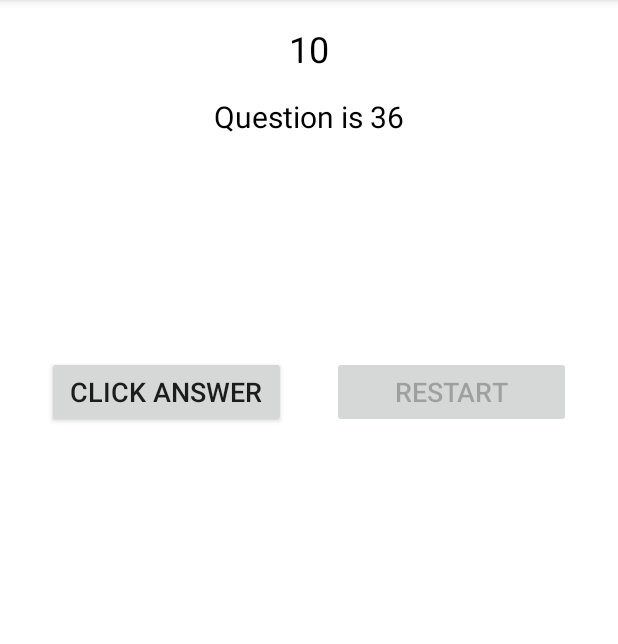
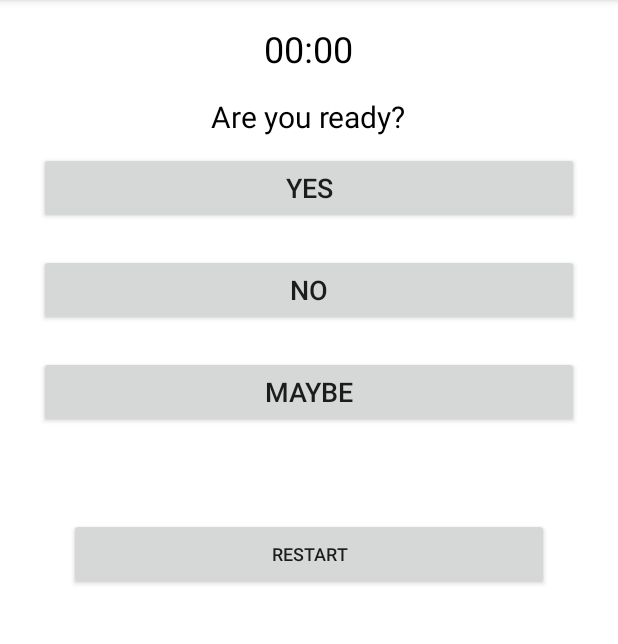
Before and after one commit to rojdes/QuizTest, an Android app: the screen it shows after launch (MainActivity), on a phone screen of 412 x 824 dp, the part 84-728 px from its top. Run offline under Robolectric (Android 15) with nearby library versions, the phone set to English and light mode, and no system bars; libraries missing offline, so code that uses them is left out: rx.android.schedulers, rx.schedulers; 3 statements that could not run were skipped.

Commit message:
updated activity xml, update presenter and add implement it to activity

```diff
--- a/app/src/main/java/com/usinformatic/rxexample/models/RoundResponse.java
+++ b/app/src/main/java/com/usinformatic/rxexample/models/RoundResponse.java
@@ -5,7 +5,9 @@ package com.usinformatic.rxexample.models;
  */
 public class RoundResponse {
 
-    public String userId;
+    //public String userId;
+
+    public Player player;
 
     public String roundId;
 
--- a/app/src/main/java/com/usinformatic/rxexample/repositories/RoundsRepository.java
+++ b/app/src/main/java/com/usinformatic/rxexample/repositories/RoundsRepository.java
@@ -4,6 +4,7 @@ import android.content.Context;
 
 import com.usinformatic.rxexample.models.Round;
 
+import java.util.ArrayList;
 import java.util.List;
 
 /**
@@ -28,8 +29,41 @@ public class RoundsRepository {
     }
 
     private List<Round> generateFakeRounds(){
+        List<Round> rounds= new ArrayList<>();
+        rounds.add(makeFirstRound());
+        rounds.add(makeSecondRound());
+        rounds.add(makeThirdRound());
+        return rounds;
+    }
 
-        return null;
+    private Round makeFirstRound(){
+        Round r = new Round();
+        r.id="1";
+        r.question="Are you ready?";
+        r.options= new String[]{"Yes", "No", "Maybe"};
+        r.rightOption=0;
+        r.timeOut=10000;
+         return r;
+    }
+
+    private Round makeSecondRound(){
+        Round r = new Round();
+        r.id="1";
+        r.question="Do yu really want to continue?";
+        r.options= new String[]{"Yes", "No", "Maybe"};
+        r.rightOption=2;
+        r.timeOut=8000;
+        return r;
+    }
+
+    private Round makeThirdRound(){
+        Round r = new Round();
+        r.id="1";
+        r.question="Ok finish";
+        r.options= new String[]{"Ok", "Wait", "Stop"};
+        r.rightOption=0;
+        r.timeOut=10000;
+        return r;
     }
 
 
--- a/app/src/main/java/com/usinformatic/rxexample/rx/CountDownTimerSubscriber.java
+++ b/app/src/main/java/com/usinformatic/rxexample/rx/CountDownTimerSubscriber.java
@@ -53,9 +53,11 @@ public abstract class CountDownTimerSubscriber extends Subscriber {
             throw new TimeEndedException();
         }
         else{
-            onAction(false, time);
+            time(time);
         }
     }
+
+    public abstract void time(long time);
 
     public abstract void onAction(boolean completed, Object o);
 
--- a/app/src/main/java/com/usinformatic/rxexample/ui/chat/ChatPresenter.java
+++ b/app/src/main/java/com/usinformatic/rxexample/ui/chat/ChatPresenter.java
@@ -1,11 +1,7 @@
 package com.usinformatic.rxexample.ui.chat;
 
 import android.content.Context;
-import android.util.Log;
-import android.view.View;
 
-import com.jakewharton.rxbinding.view.RxView;
-import com.jakewharton.rxbinding.view.ViewClickEvent;
 import com.usinformatic.rxexample.R;
 import com.usinformatic.rxexample.cases.PlayerCase;
 import com.usinformatic.rxexample.common.ListsUtils;
@@ -13,7 +9,7 @@ import com.usinformatic.rxexample.common.StringUtils;
 import com.usinformatic.rxexample.models.Player;
 import com.usinformatic.rxexample.models.Round;
 import com.usinformatic.rxexample.repositories.RoundsRepository;
-import com.usinformatic.rxexample.utils.Logs;
+import com.usinformatic.rxexample.rx.CountDownTimerSubscriber;
 
 import java.util.List;
 import java.util.concurrent.TimeUnit;
@@ -22,7 +18,7 @@ import java.util.concurrent.atomic.AtomicInteger;
 
 import rx.Observable;
 import rx.Subscriber;
-import rx.functions.Action1;
+import rx.android.schedulers.AndroidSchedulers;
 import rx.schedulers.Schedulers;
 
 /**
@@ -35,14 +31,10 @@ class ChatPresenter {
     private Context mContext;
     private List<Round> mRoundsLst;
     private Player mOpponent;
-    private Observable mPlayerObservable;
-
     private AtomicBoolean mInerruptedQuiz= new AtomicBoolean(false);
     private AtomicInteger mCurrentQuizNumber=new AtomicInteger(0);
 
-
-
-    private final Subscriber mTimeSubscriber=new Subscriber() {
+    private CountDownTimerSubscriber mTimeSubscriber;/*=new Subscriber() {
         @Override
         public void onCompleted() {
             Logs.err("oncompleted timer");
@@ -59,32 +51,17 @@ class ChatPresenter {
         public void onNext(Object o) {
             updateGameProcessWith(this,o);
         }
-    };
-
-    private void updateGameProcessWith(Subscriber subscriber, Object o) {
-
-    }
-
+    };*/
 
     public ChatPresenter(IQuizChatView view, Context context){
        mChatView=view;
        mContext=context;
     }
 
-
-    public void setOptionViews(View ... options){
-        if(ListsUtils.isEmpty(options)) return;
-        for(View v:options)
-            RxView.clickEvents(v).doOnNext(new Action1<ViewClickEvent>() {
-                @Override
-                public void call(ViewClickEvent viewClickEvent) {
-
-                }
-            });
-    }
-
     public void userClick(int optionOrder){
-        mPlayerObservable.just(optionOrder);
+        if(mTimeSubscriber==null||mTimeSubscriber.isUnsubscribed())
+            return;
+        mTimeSubscriber.onNext(optionOrder);
     }
 
     public void startQuiz(){
@@ -97,24 +74,55 @@ class ChatPresenter {
             return;
         }
         mChatView.showPlayersInfo(PlayerCase.getMe(), mOpponent);
-        mPlayerObservable=Observable.create(new Observable.OnSubscribe() {
-            @Override
-            public void call(Object o) {
-                Log.e(TAG,"call");
-            }
-        });
-        startItemQuiz(mRoundsLst.get(0));
+        startItemQuiz(0);
     }
 
-    private void startItemQuiz(Round round) {
+    private void startItemQuiz(int order) {
         if(mInerruptedQuiz.get()){
             return;
         }
+        if (order>=mRoundsLst.size()){
+            mChatView.showResult();
+            return;
+        }
+        Round round=mRoundsLst.get(order);
         mChatView.resetOptionViews();
         mChatView.setOptionsContent(round.options);
         mChatView.setQuestion(round.question);
         Observable<Long> timer = Observable.interval(0, 1000, TimeUnit.MILLISECONDS, Schedulers.computation());
+        mTimeSubscriber=initNewtimeSubscriber(round.timeOut);
+        timer.observeOn(AndroidSchedulers.mainThread());
+//        timer.subscribeOn(AndroidSchedulers.mainThread());]
         timer.subscribe(mTimeSubscriber);
+
+    }
+
+    private CountDownTimerSubscriber initNewtimeSubscriber(long timeOut) {
+        return new CountDownTimerSubscriber(timeOut/1000) {
+            @Override
+            public void time(long time) {
+//                mChatView.updateTime("Remaining " + time);
+//                mTimeSubscriber=null;
+            }
+
+            @Override
+            public void onAction(boolean completed, Object o) {
+//                if(completed){
+//                    mChatView.updateTime("Time is over");
+//                    startItemQuiz(mCurrentQuizNumber.incrementAndGet());
+//                }else{
+//                    updateGameProcessWith(this,o);
+//                }
+            }
+
+            @Override
+            public void error(Throwable e) {
+                mChatView.showMessageDialog("Error", e.toString());
+            }
+        };
+    }
+
+    private void updateGameProcessWith(Subscriber subscriber, Object o) {
 
     }
 
--- a/app/src/main/java/com/usinformatic/rxexample/ui/chat/MainActivity.java
+++ b/app/src/main/java/com/usinformatic/rxexample/ui/chat/MainActivity.java
@@ -1,36 +1,27 @@
 package com.usinformatic.rxexample.ui.chat;
 
 import android.os.Bundle;
+import android.support.v4.content.ContextCompat;
 import android.support.v7.app.AppCompatActivity;
 import android.view.View;
 import android.widget.Button;
 import android.widget.TextView;
 
-import com.usinformatic.rxexample.AppConsts;
 import com.usinformatic.rxexample.R;
-import com.usinformatic.rxexample.cases.PlayerCase;
-import com.usinformatic.rxexample.cases.QuestionCase;
 import com.usinformatic.rxexample.models.Player;
-import com.usinformatic.rxexample.models.enums.PlayerType;
-import com.usinformatic.rxexample.rx.CountDownTimerSubscriber;
+import com.usinformatic.rxexample.models.enums.OptionState;
 
-import java.util.concurrent.TimeUnit;
-
-import rx.Observable;
-import rx.Scheduler;
-import rx.Subscriber;
-import rx.android.schedulers.AndroidSchedulers;
-import rx.schedulers.Schedulers;
-
-public class MainActivity extends AppCompatActivity {
+public class MainActivity extends AppCompatActivity implements IQuizChatView {
 
 
-    private static final long MAX_TIME = AppConsts.GAME_ROUND_DURATIONms/1000;
+
 
     private TextView mtvTimer,mtvQuestion;
-    private  View mvRoot;
-    private Button mbtnUserAnswer, mbtnRestart;
-    //private Observable mMyPlayerObservable;
+//    private  View mvRoot;
+    private Button mbtnRestart;
+    private Button mbtnFirstOption,mbtnSecondOption,mbtnThirdOption;
+    private ChatPresenter mPresenter;
+
 
     @Override
     protected void onCreate(Bundle savedInstanceState) {
@@ -38,8 +29,7 @@ public class MainActivity extends AppCompatActivity {
         setContentView(R.layout.activity_main);
         findViews();
         initViews();
-        initPlayers();
-        startGame();
+        mPresenter=new ChatPresenter(this,this);
     }
 
     private void initPlayers() {
@@ -51,45 +41,133 @@ public class MainActivity extends AppCompatActivity {
 
     private void findViews() {
         mbtnRestart=(Button)findViewById(R.id.restart);
-        mbtnUserAnswer=(Button)findViewById(R.id.user_answer);
-        mvRoot=getWindow().getDecorView().findViewById(android.R.id.content);
+        mbtnFirstOption=(Button)findViewById(R.id.option_1);
+        mbtnSecondOption=(Button)findViewById(R.id.option_2);
+        mbtnThirdOption=(Button)findViewById(R.id.option_3);
+//        mvRoot=getWindow().getDecorView().findViewById(android.R.id.content);
         mtvTimer=(TextView)findViewById(R.id.timer);
         mtvQuestion=(TextView)findViewById(R.id.question);
     }
 
     private void initViews(){
-        mbtnRestart.setOnClickListener(new View.OnClickListener() {
-            @Override
-            public void onClick(View v) {
-                startGame();
-            }
-        });
-        mbtnUserAnswer.setOnClickListener(new View.OnClickListener() {
-            @Override
-            public void onClick(View v) {
-                Player p= PlayerCase.getMe();
-                timerSubscriber.onNext(p);
-            }
-        });
+//        mbtnRestart.setOnClickListener(new View.OnClickListener() {
+//                @Override
+//                public void onClick(View v) {
+//                    startGame();
+//                }
+//        });
+//        mbtnUserAnswer.setOnClickListener(new View.OnClickListener() {
+//            @Override
+//            public void onClick(View v) {
+//                Player p= PlayerCase.getMe();
+////                timerSubscriber.onNext(p);
+//            }
+//        });
     }
 
-    final CountDownTimerSubscriber timerSubscriber = new CountDownTimerSubscriber(MAX_TIME) {
-        @Override
-        public void onAction(boolean completed, Object o) {
-            if(completed){
-                updateViewsOnEndGame();
-                mtvTimer.setText("Time is over");
-            }else{
-                updateGameProcessWith(this,o);
-            }
+    private void onOptionClick(View v){
+        int id=-1;
+        switch (v.getId()){
+            case R.id.option_1:
+               id=0; break;
+            case R.id.option_2:
+                id=1; break;
+            case R.id.option_3:
+                id=2; break;
+        }
+        mPresenter.userClick(id);
+    }
 
+    @Override
+    public void setOptionsContent(String[] options) {
+        mbtnFirstOption.setText(options[0]);
+        mbtnSecondOption.setText(options[1]);
+        mbtnThirdOption.setText(options[2]);
+    }
+
+    @Override
+    public void resetOptionViews() {
+        mbtnFirstOption.setText("");
+        mbtnSecondOption.setText("");
+        mbtnThirdOption.setText("");
+    }
+
+    @Override
+    public void setSelectOptions(boolean locked) {
+        mbtnFirstOption.setEnabled(locked);
+        mbtnSecondOption.setEnabled(locked);
+        mbtnThirdOption.setEnabled(locked);
+    }
+
+    @Override
+    public void setQuestion(String question) {
+        mtvQuestion.setText(question);
+
+    }
+
+    @Override
+    public void updateOptionState(int number, OptionState state) {
+        int color=state==OptionState.RIGHT? ContextCompat.getColor(this,android.R.color.holo_green_dark): ContextCompat.getColor(this, android.R.color.holo_red_dark);
+        switch (number){
+            case 0: mbtnFirstOption.setBackgroundColor(color); break;
+            case 1: mbtnSecondOption.setBackgroundColor(color); break;
+            case 2: mbtnThirdOption.setBackgroundColor(color); break;
         }
+    }
 
-        @Override
-        public void error(Throwable e) {
+    @Override
+    public void updateTime(String value) {
+        mtvTimer.setText(value);
+    }
 
-        }
-    };
+    @Override
+    public void showResult() {
+
+    }
+
+    @Override
+    public void showMessageDialog(String title, String message) {
+
+    }
+
+    @Override
+    public void showPlayersInfo(Player me, Player... opponents) {
+
+    }
+
+    @Override
+    public void showProgress(String message) {
+
+    }
+
+    @Override
+    public void hideProgress() {
+
+    }
+
+    @Override
+    protected void onResume() {
+        super.onResume();
+        mPresenter.startQuiz();
+    }
+
+    //    final CountDownTimerSubscriber timerSubscriber = new CountDownTimerSubscriber(MAX_TIME) {
+//        @Override
+//        public void onAction(boolean completed, Object o) {
+//            if(completed){
+//                updateViewsOnEndGame();
+//                mtvTimer.setText("Time is over");
+//            }else{
+//                updateGameProcessWith(this,o);
+//            }
+//
+//        }
+//
+//        @Override
+//        public void error(Throwable e) {
+//
+//        }
+//    };
 
 
 //
@@ -112,70 +190,70 @@ public class MainActivity extends AppCompatActivity {
 //        }
 //    };
 
-    public void startGame() {
-        Scheduler sc=Schedulers.computation();
-        prepareViewsForNewGame();
+//    public void startGame() {
+//        Scheduler sc=Schedulers.computation();
+//        prepareViewsForNewGame();
+//
+//        Observable<Long> timer = Observable.interval(0, 1000, TimeUnit.MILLISECONDS, sc);
+//        //if i use something like for() ...{ mergeWith } it doesn't want to work
+//
+//
+//       timer.
+////              mergeWith(PlayerObservableCase.newInstance(PlayerCase.getNewPlayer("player_0"), null)).
+////              mergeWith(PlayerObservableCase.newInstance(PlayerCase.getNewPlayer("player_1"), null)).
+////              mergeWith(PlayerObservableCase.newInstance(PlayerCase.getNewPlayer("player_2"), null)).
+////              mergeWith(PlayerObservableCase.newInstance(PlayerCase.getNewPlayer("player_3"), null)).
+////         /*mergeWith(mMyPlayerObservable).*/observeOn(AndroidSchedulers.mainThread()).subscribe(timerSubscriber);
+//      }
 
-        Observable<Long> timer = Observable.interval(0, 1000, TimeUnit.MILLISECONDS, sc);
-        //if i use something like for() ...{ mergeWith } it doesn't want to work
-
-
-       timer.
-//              mergeWith(PlayerObservableCase.newInstance(PlayerCase.getNewPlayer("player_0"), null)).
-//              mergeWith(PlayerObservableCase.newInstance(PlayerCase.getNewPlayer("player_1"), null)).
-//              mergeWith(PlayerObservableCase.newInstance(PlayerCase.getNewPlayer("player_2"), null)).
-//              mergeWith(PlayerObservableCase.newInstance(PlayerCase.getNewPlayer("player_3"), null)).
-         /*mergeWith(mMyPlayerObservable).*/observeOn(AndroidSchedulers.mainThread()).subscribe(timerSubscriber);
-      }
-
-    private void updateViewsOnEndGame() {
-         mbtnRestart.setEnabled(true);
-         mbtnUserAnswer.setEnabled(false);
-    }
-
-    private void prepareViewsForNewGame(){
-        mbtnRestart.setEnabled(false);
-        mbtnUserAnswer.setEnabled(true);
-        mtvTimer.setText("10");
-        mtvQuestion.setText(QuestionCase.getNewQuestion());
-        ((TextView)findViewById(R.id.player_0)).setText("");
-        ((TextView)findViewById(R.id.player_1)).setText("");
-        ((TextView)findViewById(R.id.player_2)).setText("");
-        ((TextView)findViewById(R.id.player_3)).setText("");
-    }
-
-    private void updateGameProcessWith(Subscriber sub, Object o)  {
-    if ( o instanceof Long) {
-        updateTime(sub, (Long) o);
-        return;
-    }
-    //Logs.err(String.valueOf(o.getClass().getSimpleName()));
-    if( o instanceof Player){
-        showResultOfGame((Player) o);
-        mtvTimer.setText("--");
-//        throw new TimeEndedException();
-        timerSubscriber.stopTimer();
-    }
-   }
-
-    private void showResultOfGame(Player p) {
-        if(p.role== PlayerType.ME){
-            mtvQuestion.setText("You are winner");
-        }
-        else{
-            ((TextView)mvRoot.findViewWithTag(p.id)).setText("Winner is " + p.name);
-        }
-    }
-
-    private void updateTime(Subscriber sub, Long o) {
-        long time=(MAX_TIME - o - 1);
-//        if(time<=0){
-            //mtvTimer.setText("Time is over");
-            //sub.onNext(null); //because of on error and onompletedhas autounsubsribe annd http://bryangilbert.com/blog/2013/11/03/rx-the-importance-of-honoring-unsubscribe/
- //           throw new TimeEndedException();
- //       }
- //       else{
-            mtvTimer.setText("Remaining " + o/*time*/);
- //       }
-    }
+//    private void updateViewsOnEndGame() {
+//         mbtnRestart.setEnabled(true);
+////         mbtnUserAnswer.setEnabled(false);
+//    }
+//
+//    private void prepareViewsForNewGame(){
+//        mbtnRestart.setEnabled(false);
+//        mbtnUserAnswer.setEnabled(true);
+//        mtvTimer.setText("10");
+//        mtvQuestion.setText(QuestionCase.getNewQuestion());
+//        ((TextView)findViewById(R.id.player_0)).setText("");
+//        ((TextView)findViewById(R.id.player_1)).setText("");
+//        ((TextView)findViewById(R.id.player_2)).setText("");
+//        ((TextView)findViewById(R.id.player_3)).setText("");
+//    }
+//
+//    private void updateGameProcessWith(Subscriber sub, Object o)  {
+//    if ( o instanceof Long) {
+//        updateTime(sub, (Long) o);
+//        return;
+//    }
+//    //Logs.err(String.valueOf(o.getClass().getSimpleName()));
+//    if( o instanceof Player){
+//        showResultOfGame((Player) o);
+//        mtvTimer.setText("--");
+////        throw new TimeEndedException();
+////        timerSubscriber.stopTimer();
+//    }
+//   }
+//
+//    private void showResultOfGame(Player p) {
+//        if(p.role== PlayerType.ME){
+//            mtvQuestion.setText("You are winner");
+//        }
+//        else{
+//            ((TextView)mvRoot.findViewWithTag(p.id)).setText("Winner is " + p.name);
+//        }
+//    }
+//
+//    private void updateTime(Subscriber sub, Long o) {
+//        long time=(MAX_TIME - o - 1);
+////        if(time<=0){
+//            //mtvTimer.setText("Time is over");
+//            //sub.onNext(null); //because of on error and onompletedhas autounsubsribe annd http://bryangilbert.com/blog/2013/11/03/rx-the-importance-of-honoring-unsubscribe/
+// //           throw new TimeEndedException();
+// //       }
+// //       else{
+//            mtvTimer.setText("Remaining " + o/*time*/);
+// //       }
+//    }
 }
--- a/app/src/main/res/layout/activity_main.xml
+++ b/app/src/main/res/layout/activity_main.xml
@@ -29,94 +29,56 @@
         android:textColor="@android:color/black"
         android:layout_centerHorizontal="true" />
 
+
     <LinearLayout
-        android:id="@+id/group_1"
-        android:orientation="horizontal"
+        android:orientation="vertical"
         android:layout_width="match_parent"
         android:layout_height="wrap_content"
         android:layout_below="@+id/question"
-        android:layout_centerHorizontal="true"
-        android:weightSum="2"
-        android:layout_marginTop="20dp">
-
-
-        <TextView
-            android:layout_width="match_parent"
-            android:layout_height="wrap_content"
-            android:gravity="center"
-            android:layout_weight="1"
-            android:padding="5dp"
-            android:text="New Text"
-            android:textSize="18dp"
-            android:tag="player_0"
-            android:id="@+id/player_0" />
-
-        <TextView
-            android:layout_width="match_parent"
-            android:layout_height="wrap_content"
-            android:text="New Text"
-            android:gravity="center"
-            android:layout_weight="1"
-            android:padding="5dp"
-            android:textSize="18dp"
-            android:tag="player_1"
-            android:id="@+id/player_1" />
-    </LinearLayout>
-
-    <LinearLayout
-        android:id="@+id/group_2"
-        android:orientation="horizontal"
-        android:layout_width="match_parent"
-        android:layout_height="wrap_content"
-        android:layout_below="@+id/group_1"
-        android:layout_centerHorizontal="true"
-        android:weightSum="2"
-        android:layout_marginTop="20dp">
-
-
-        <TextView
-            android:layout_width="match_parent"
-            android:layout_height="wrap_content"
-            android:gravity="center"
-            android:layout_weight="1"
-            android:padding="5dp"
-            android:text="New Text"
-            android:textSize="18dp"
-            android:tag="player_2"
-            android:id="@+id/player_2" />
-
-        <TextView
-            android:layout_width="match_parent"
-            android:layout_height="wrap_content"
-            android:text="New Text"
-            android:gravity="center"
-            android:layout_weight="1"
-            android:padding="5dp"
-            android:textSize="18dp"
-            android:tag="player_3"
-            android:id="@+id/player_3" />
-    </LinearLayout>
-    <LinearLayout
-        android:id="@+id/group_user"
-        android:orientation="horizontal"
-        android:layout_width="match_parent"
-        android:layout_height="wrap_content"
-        android:layout_below="@+id/group_2"
-        android:layout_centerHorizontal="true"
-        android:weightSum="2"
-        android:layout_marginTop="20dp">
+        android:id="@+id/options"
+        android:layout_centerHorizontal="true">
 
 
         <Button
             android:layout_width="match_parent"
             android:layout_height="wrap_content"
             android:gravity="center"
-            android:layout_weight="1"
-            android:layout_margin="15dp"
+            android:layout_margin="10dp"
             android:text="Click answer"
             android:layout_gravity="center"
             android:textSize="18dp"
-            android:id="@+id/user_answer" />
+            android:id="@+id/option_1" />
+
+        <Button
+            android:layout_width="match_parent"
+            android:layout_height="wrap_content"
+            android:gravity="center"
+            android:layout_margin="10dp"
+            android:text="Click answer"
+            android:layout_gravity="center"
+            android:textSize="18dp"
+            android:id="@+id/option_2" />
+        <Button
+            android:layout_width="match_parent"
+            android:layout_height="wrap_content"
+            android:gravity="center"
+            android:layout_margin="10dp"
+            android:text="Click answer"
+            android:layout_gravity="center"
+            android:textSize="18dp"
+            android:id="@+id/option_3" />
+
+    </LinearLayout>
+
+    <LinearLayout
+        android:id="@+id/group_user"
+        android:orientation="horizontal"
+        android:layout_width="match_parent"
+        android:layout_height="wrap_content"
+        android:layout_below="@+id/options"
+        android:layout_centerHorizontal="true"
+        android:layout_marginTop="50dp">
+
 
         <Button
             android:layout_width="match_parent"
@@ -125,8 +87,9 @@
             android:gravity="center"
             android:layout_gravity="center"
             android:layout_weight="1"
-            android:layout_margin="15dp"
-            android:textSize="18dp"
+            android:layout_marginLeft="30dp"
+            android:layout_marginRight="30dp"
+            android:textSize="12dp"
             android:id="@+id/restart" />
     </LinearLayout>
 </RelativeLayout>
```
Also changed, not shown: app/src/main/java/com/usinformatic/rxexample/models/Round.java (+12 -0 lines).
